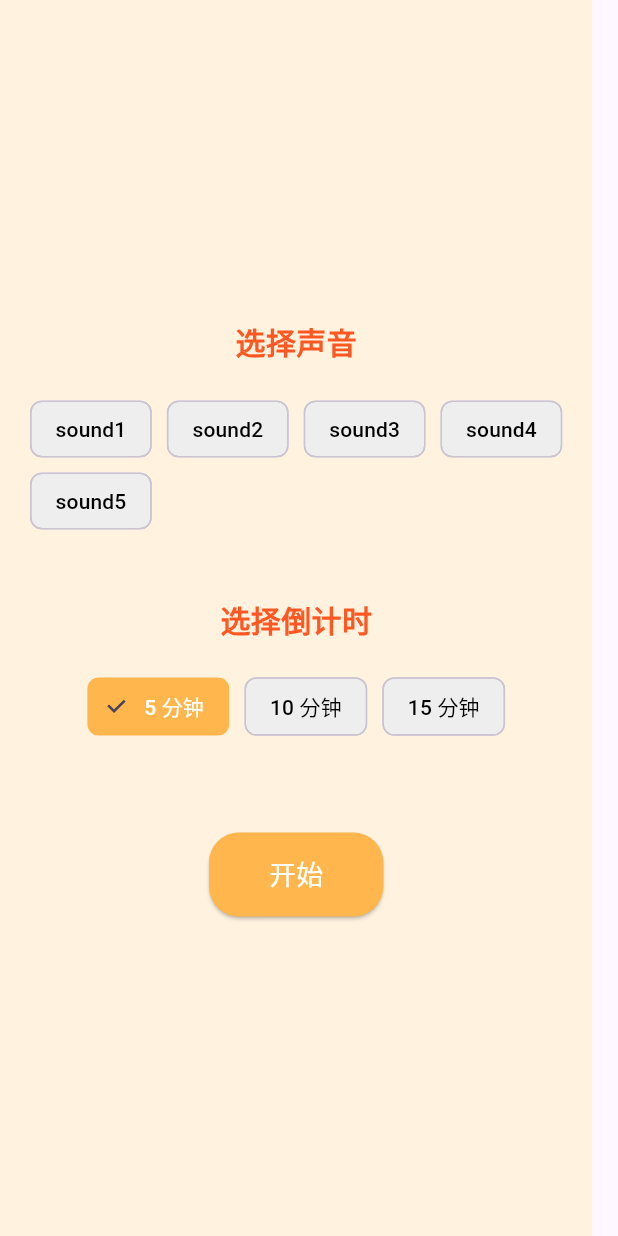
After one commit to xiangxiang3451/EMMOApp, a Flutter app: the SoundScreen screen opened directly, on a phone screen of 412 x 824 dp. The commit adds this screen. Run offline on Flutter 3.47's test engine with Material 3 defaults, Android fonts, the phone set to English and light mode, and no system bars; our stand-ins replace audioplayers, cloud_firestore, firebase_auth, firebase_core, geocoding, geolocator and 4 more; missing offline and left inert: mailer; accounts and stored records are empty.

Commit message:
add sound--bug

```diff
--- a/lib/main.dart
+++ b/lib/main.dart
@@ -1,7 +1,9 @@
+import 'package:audioplayers/audioplayers.dart';
 import 'package:emmo/screens/login_screen.dart';
 import 'package:firebase_core/firebase_core.dart';
 import 'package:flutter/material.dart';
 
+final AudioPlayer globalAudioPlayer = AudioPlayer(); // 全局 AudioPlayer
 void main() async {
   WidgetsFlutterBinding.ensureInitialized();
   await Firebase.initializeApp();
--- a/lib/screens/home_screen.dart
+++ b/lib/screens/home_screen.dart
@@ -1,3 +1,4 @@
+import 'package:emmo/screens/soundScreen.dart';
 import 'package:flutter/material.dart';
 import 'package:emmo/screens/calendar_screen.dart';
 import 'package:emmo/screens/emotionChatPage.dart';
@@ -23,7 +24,7 @@ class _HomeScreenState extends State<HomeScreen> {
     const CalendarScreen(),
     const EmotionChatPage(),
     MyGame(),
-    DriftBottlePage(),
+    SoundScreen(),
     MyGame(),
   ];
 
--- /dev/null
+++ b/lib/screens/soundScreen.dart
@@ -0,0 +1,231 @@
+import 'package:emmo/main.dart';
+import 'package:flutter/material.dart';
+import 'package:audioplayers/audioplayers.dart';
+
+class SoundScreen extends StatefulWidget {
+  @override
+  _SoundScreenState createState() => _SoundScreenState();
+}
+
+class _SoundScreenState extends State<SoundScreen> with WidgetsBindingObserver {
+  bool isPlaying = false;
+  String selectedSound = '';
+  int selectedTime = 5; // 默认倒计时 5 分钟
+  int remainingTime = 0; // 剩余时间（秒）
+  bool isTimerRunning = false;
+
+  final List<String> sounds = [
+    'sound1.mp3',
+    'sound2.mp3',
+    'sound3.mp3',
+    'sound4.mp3',
+    'sound5.mp3',
+  ];
+
+  final List<int> timerOptions = [5, 10, 15]; // 倒计时选项（分钟）
+
+  @override
+  void initState() {
+    super.initState();
+    WidgetsBinding.instance.addObserver(this); // 监听生命周期
+  }
+
+  @override
+  void dispose() {
+    WidgetsBinding.instance.removeObserver(this); // 移除监听
+    super.dispose();
+  }
+
+  @override
+  void didChangeAppLifecycleState(AppLifecycleState state) {
+    // 监听应用生命周期
+    if (state == AppLifecycleState.paused) {
+      // 应用进入后台时暂停播放
+      pauseSound();
+    } else if (state == AppLifecycleState.resumed) {
+      // 应用回到前台时恢复播放
+      if (isPlaying) {
+        playSound(selectedSound);
+      }
+    }
+  }
+
+  Future<void> playSound(String sound) async {
+    try {
+      await globalAudioPlayer.setReleaseMode(ReleaseMode.loop); // 设置循环播放
+      await globalAudioPlayer.play(AssetSource('assets/$sound'));
+      setState(() {
+        isPlaying = true;
+        selectedSound = sound;
+      });
+    } catch (e) {
+      print('播放声音时出错: $e');
+    }
+  }
+
+  Future<void> stopSound() async {
+    try {
+      await globalAudioPlayer.stop();
+      setState(() {
+        isPlaying = false;
+        selectedSound = '';
+      });
+    } catch (e) {
+      print('停止声音时出错: $e');
+    }
+  }
+
+  Future<void> pauseSound() async {
+    try {
+      await globalAudioPlayer.pause();
+      setState(() {
+        isPlaying = false;
+      });
+    } catch (e) {
+      print('暂停声音时出错: $e');
+    }
+  }
+
+  void startTimer() {
+    if (selectedSound.isEmpty) {
+      ScaffoldMessenger.of(context).showSnackBar(
+        const SnackBar(content: Text('请先选择一个声音')),
+      );
+      return;
+    }
+
+    setState(() {
+      isTimerRunning = true;
+      remainingTime = selectedTime * 60; // 将分钟转换为秒
+    });
+
+    playSound(selectedSound);
+
+    // 每秒更新一次倒计时
+    Future.delayed(const Duration(seconds: 1), () {
+      updateTimer();
+    });
+  }
+
+  void updateTimer() {
+    if (remainingTime > 0 && isTimerRunning) {
+      setState(() {
+        remainingTime--;
+      });
+      Future.delayed(const Duration(seconds: 1), () {
+        updateTimer();
+      });
+    } else {
+      stopSound();
+      setState(() {
+        isTimerRunning = false;
+      });
+    }
+  }
+
+  String formatTime(int seconds) {
+    int minutes = seconds ~/ 60;
+    int remainingSeconds = seconds % 60;
+    return '${minutes.toString().padLeft(2, '0')}:${remainingSeconds.toString().padLeft(2, '0')}';
+  }
+
+  @override
+  Widget build(BuildContext context) {
+    return Scaffold(
+      body: Container(
+        color: Colors.orange[50], // 背景暖色调
+        padding: const EdgeInsets.all(20),
+        child: Column(
+          mainAxisAlignment: MainAxisAlignment.center,
+          children: [
+            const Text(
+              '选择声音',
+              style: TextStyle(
+                fontSize: 20,
+                fontWeight: FontWeight.bold,
+                color: Colors.deepOrange,
+              ),
+            ),
+            const SizedBox(height: 20),
+            Wrap(
+              spacing: 10,
+              children: sounds.map((sound) {
+                return ChoiceChip(
+                  label: Text(sound.replaceAll('.mp3', '')),
+                  selected: selectedSound == sound,
+                  onSelected: (selected) {
+                    setState(() {
+                      selectedSound = selected ? sound : '';
+                    });
+                  },
+                  selectedColor: Colors.orange[300],
+                  backgroundColor: Colors.grey[200],
+                  labelStyle: TextStyle(
+                    color: selectedSound == sound ? Colors.white : Colors.black,
+                  ),
+                );
+              }).toList(),
+            ),
+            const SizedBox(height: 40),
+            const Text(
+              '选择倒计时',
+              style: TextStyle(
+                fontSize: 20,
+                fontWeight: FontWeight.bold,
+                color: Colors.deepOrange,
+              ),
+            ),
+            const SizedBox(height: 20),
+            Wrap(
+              spacing: 10,
+              children: timerOptions.map((time) {
+                return ChoiceChip(
+                  label: Text('$time 分钟'),
+                  selected: selectedTime == time,
+                  onSelected: (selected) {
+                    setState(() {
+                      selectedTime = selected ? time : 5;
+                    });
+                  },
+                  selectedColor: Colors.orange[300],
+                  backgroundColor: Colors.grey[200],
+                  labelStyle: TextStyle(
+                    color: selectedTime == time ? Colors.white : Colors.black,
+                  ),
+                );
+              }).toList(),
+            ),
+            const SizedBox(height: 40),
+            if (isTimerRunning)
+              Text(
+                '剩余时间: ${formatTime(remainingTime)}',
+                style: const TextStyle(
+                  fontSize: 24,
+                  fontWeight: FontWeight.bold,
+                  color: Colors.deepOrange,
+                ),
+              ),
+            const SizedBox(height: 20),
+            ElevatedButton(
+              onPressed: isTimerRunning ? null : startTimer,
+              style: ElevatedButton.styleFrom(
+                backgroundColor: Colors.orange[300],
+                padding: const EdgeInsets.symmetric(horizontal: 40, vertical: 15),
+                shape: RoundedRectangleBorder(
+                  borderRadius: BorderRadius.circular(20),
+                ),
+              ),
+              child: const Text(
+                '开始',
+                style: TextStyle(
+                  fontSize: 18,
+                  color: Colors.white,
+                ),
+              ),
+            ),
+          ],
+        ),
+      ),
+    );
+  }
+}
--- a/pubspec.yaml
+++ b/pubspec.yaml
@@ -26,6 +26,7 @@ dependencies:
   http: ^1.2.2
   webview_flutter: ^4.8.0
   intl: ^0.18.1
+  audioplayers: ^6.3.0
 
 
 dev_dependencies:
@@ -40,3 +41,8 @@ flutter:
   uses-material-design: true
   assets:
     - assets/images/mail.jpg
+    - assets/sound1.mp3
+    - assets/sound2.mp3
+    - assets/sound3.mp3
+    - assets/sound4.mp3
+    - assets/sound5.mp3
```
Also changed, not shown: lib/screens/myGame_screen.dart (+6 -2 lines), assets/images/bottle.jpg (deleted), pubspec.lock, 5 other files.
